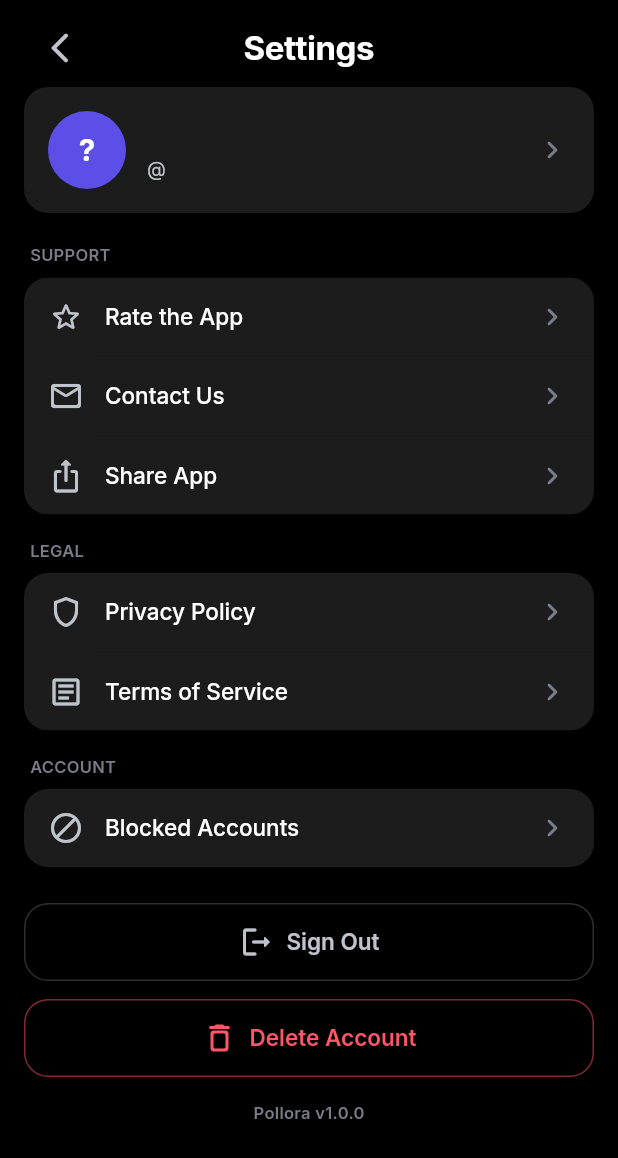
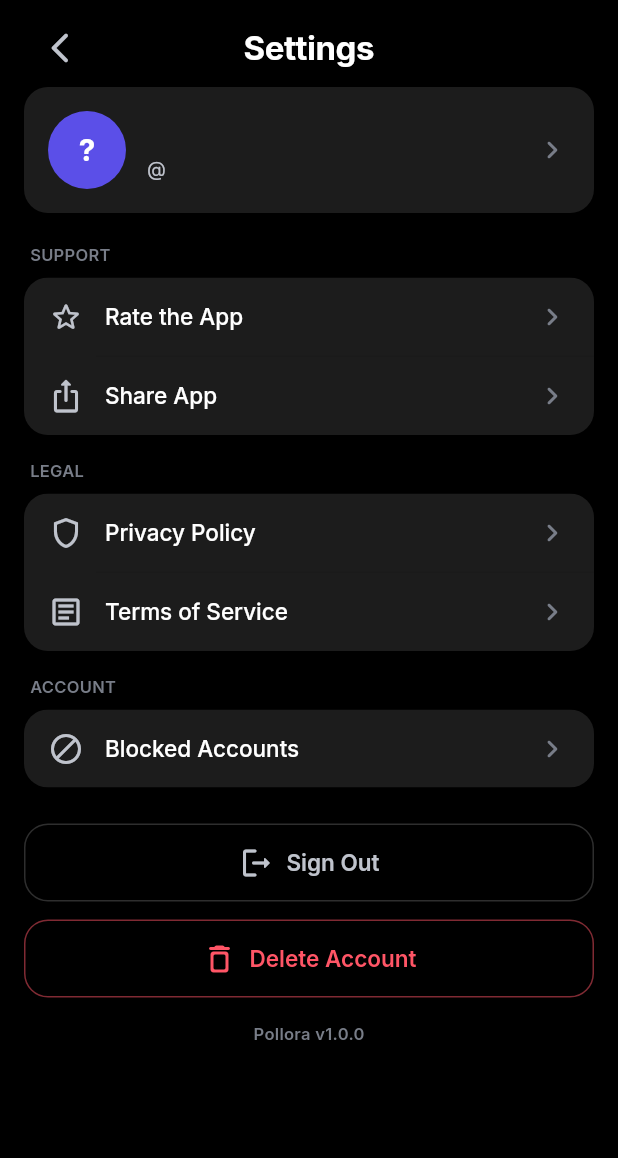
Before and after one commit to ebayanclintearl/pollora, a Flutter app: the SettingsScreen screen opened directly, on a phone screen of 412 x 824 dp. Shown: the top 1158 px of the screen. Run offline on Flutter 3.47's test engine with Material 3 defaults, Android fonts, the phone set to English and light mode, and no system bars; our stand-ins replace cached_network_image, flutter_dotenv, flutter_riverpod, google_fonts, google_sign_in, image_picker and 5 more; accounts and stored records are empty.

Commit message:
fix: Remove unused support email contact option from settings screen

```diff
--- a/lib/screens/settings_screen.dart
+++ b/lib/screens/settings_screen.dart
@@ -3,7 +3,6 @@ import 'package:flutter/services.dart';
 import 'package:flutter_riverpod/flutter_riverpod.dart';
 import 'package:in_app_review/in_app_review.dart';
 import 'package:share_plus/share_plus.dart';
-import 'package:url_launcher/url_launcher.dart';
 import '../app_colors.dart';
 import '../app_icon_sizes.dart';
 import '../app_radius.dart';
@@ -26,7 +25,6 @@ import 'web_view_screen.dart';
 const _kPrivacyPolicyUrl =
     'https://ebayanclintearl.github.io/pollora/privacy.html';
 const _kTermsUrl = 'https://ebayanclintearl.github.io/pollora/terms.html';
-const _kSupportEmail = 'support@pollora.app';
 const _kAppStoreUrl =
     'https://apps.apple.com/app/pollora/id000000000'; // replace with real ID after submission
 
@@ -101,21 +99,6 @@ class _SettingsScreenState extends ConsumerState<SettingsScreen> {
                           } else {
                             await review.openStoreListing(
                                 appStoreId: _kAppStoreUrl.split('/id').last);
-                          }
-                        },
-                        showDivider: true,
-                      ),
-                      _SettingsRow(
-                        icon: Icons.mail_outline_rounded,
-                        label: 'Contact Us',
-                        onTap: () async {
-                          final uri = Uri(
-                            scheme: 'mailto',
-                            path: _kSupportEmail,
-                            query: 'subject=Pollora%20Support',
-                          );
-                          if (await canLaunchUrl(uri)) {
-                            await launchUrl(uri);
                           }
                         },
                         showDivider: true,
```
